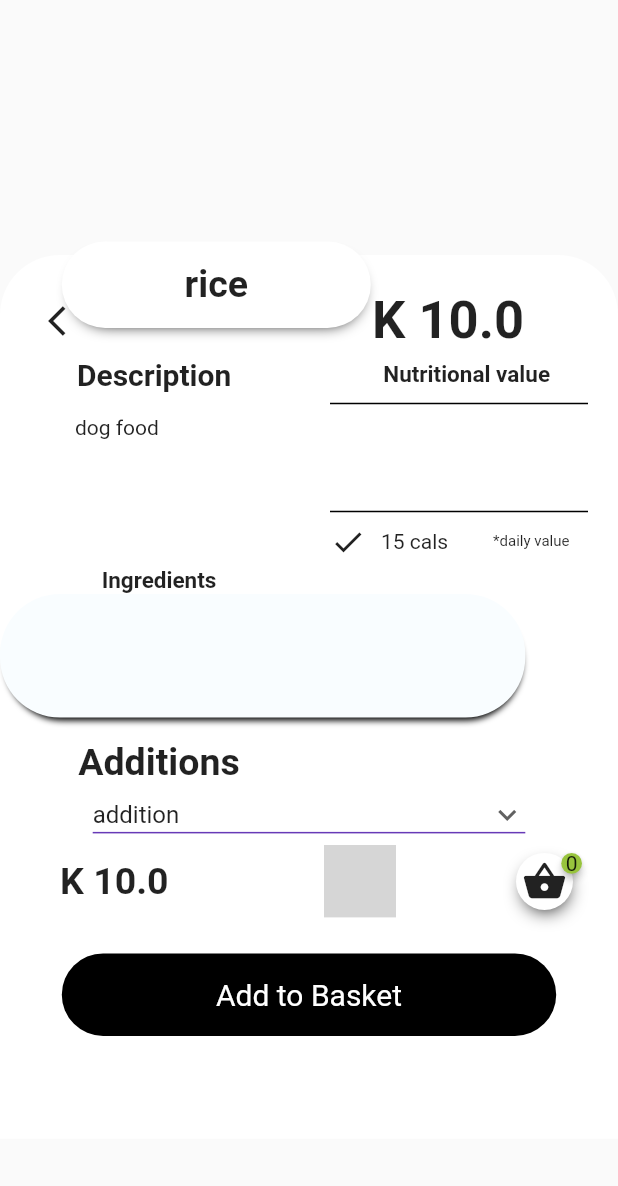
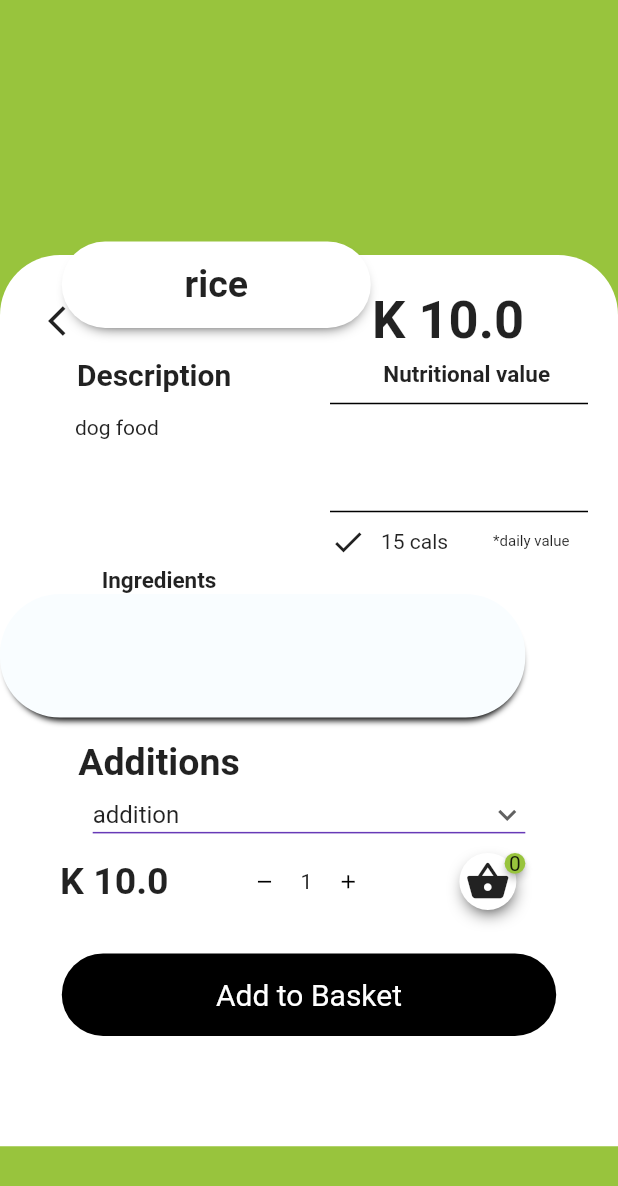
Before and after one commit to batsy3/veganic-foods-mobile, a Flutter app: the screen it shows after launch, on a phone screen of 412 x 824 dp. Shown: the top 1186 px of the screen. Run offline on Flutter 3.47's test engine with Material 2 defaults, Android fonts, the phone set to English and light mode, and no system bars; drawn by our look-alikes of badges; our stand-ins replace flutter_slidable, get; missing offline and left inert: flutter_number_picker, qr_code_scanner; Roboto replaces fonts that are missing (SF Pro Rounded); grey boxes are pictures that could not be loaded.

Commit message:
increment and decrement functionality

```diff
--- a/lib/screens/basket_page/components/list_widgets.dart
+++ b/lib/screens/basket_page/components/list_widgets.dart
@@ -6,13 +6,13 @@ class ListWidget extends StatefulWidget {
   final Product product;
   final Animation<double> animation;
   // final int quantity;
-  final int index;
+  // final int index;
   const ListWidget({
     Key? key,
     required this.product,
     required this.animation,
     // required this.quantity,
-    required this.index,
+    // required this.index,
   }) : super(key: key);
 
   @override
@@ -47,7 +47,7 @@ class _ListWidgetState extends State<ListWidget> {
                   style: TextStyle(fontSize: 20, fontWeight: FontWeight.bold),
                 ),
                 subtitle: Text(
-                  '${widget.product.price}',
+                  'k ${widget.product.price}',
                   style: TextStyle(fontWeight: FontWeight.bold, fontSize: 20),
                 ),
                 trailing: CustomNumberPicker(
--- a/lib/screens/details_page/components/product_class.dart
+++ b/lib/screens/details_page/components/product_class.dart
@@ -5,13 +5,13 @@ class Product {
   final int product_id;
   final String name;
   final String description;
-  final double price;
-   final int quantity;
+  double  price;
+  int quantity;
   final String image;
   final int category;
 
   // ignore: non_constant_identifier_names
-  const Product(
+   Product(
       // ignore: non_constant_identifier_names
       {required this.name,
       required this.product_id,
--- a/lib/screens/details_page/details.dart
+++ b/lib/screens/details_page/details.dart
@@ -36,16 +36,13 @@ class Details extends StatefulWidget {
 }
 
 class _DetailsState extends State<Details> {
-  var price;
+  late Product prod;
+  late double price;
+  late int _count;
   @override
   // ignore: must_call_super
   void initState() {
-    price = widget.price;
-  }
-
-  @override
-  Widget build(BuildContext context) {
-    Product item = Product(
+    prod = Product(
         name: widget.name,
         product_id: widget.product_id,
         description: widget.description,
@@ -53,17 +50,24 @@ class _DetailsState extends State<Details> {
         quantity: widget.quantity,
         image: widget.image,
         category: widget.category);
+    ;
+    price = prod.price;
+    _count = 1;
+  }
 
+  @override
+  Widget build(BuildContext context) {
     var additions = <String>['addition'];
     String val = additions[0].toString();
     Size size = MediaQuery.of(context).size;
     var init_price = widget.price;
     return Scaffold(
         body: Container(
-      // decoration: BoxDecoration(
-      //     color: bGcolor,
-      //     image: DecorationImage(
-      //         image: NetworkImage(widget.image), fit: BoxFit.fitHeight)),
+      decoration: BoxDecoration(
+        color: bGcolor,
+      ),
+      // image: DecorationImage(
+      //     image: NetworkImage(widget.image), fit: BoxFit.fitHeight)),
       child: Stack(children: [
         Column(
           children: [
@@ -72,7 +76,7 @@ class _DetailsState extends State<Details> {
             ),
             Container(
               width: size.width,
-              height: size.height * 0.715,
+              height: size.height * 0.721,
               decoration: const BoxDecoration(
                   color: Colors.white,
                   borderRadius: BorderRadius.only(
@@ -266,15 +270,18 @@ class _DetailsState extends State<Details> {
 
                   Row(
                     children: [
-                      Expanded(
-                        child: Container(
+                      Flex(
+                        direction: Axis.horizontal,
+                        children: [
+                          Container(
                             padding: EdgeInsets.only(left: 40),
                             child: Text(
-                            'K $price',
+                              'K ${price}',
                               style: const TextStyle(
                                   fontWeight: FontWeight.bold, fontSize: 25),
                             ),
                           ),
+                        ],
                       ),
                       SizedBox(
                         width: 40,
@@ -284,19 +291,39 @@ class _DetailsState extends State<Details> {
                         child: Flex(
                           direction: Axis.horizontal,
                           children: [
-                            CustomNumberPicker(
-                                onValue: (newvalue) {
+                            Row(
+                              children: [
+                                IconButton(
+                                    onPressed: () {
                                       setState(() {
-                                    price = (price + init_price);
+                                        _count--;
+                                        price -= init_price;
+                                        prod.price = price;
                                       });
-                                  print(price);
                                     },
-                                initialValue: 1,
-                                maxValue: 20,
-                                minValue: 1,
-                                step: 1),
+                                    icon: Icon(
+                                      Icons.remove,
+                                      size: 15,
+                                      color: Colors.black,
+                                    )),
+                                Text(_count.toString()),
+                                IconButton(
+                                    onPressed: () {
+                                      setState(() {
+                                        _count++;
+                                        price += init_price;
+                                        prod.price = price;
+                                      });
+                                    },
+                                    icon: Icon(
+                                      Icons.add,
+                                      size: 15,
+                                      color: Colors.black,
+                                    )),
+                              ],
+                            ),
                             const SizedBox(
-                              width: 80,
+                              width: 50,
                             ),
                             Container(
                               padding: EdgeInsets.all(4),
@@ -329,7 +356,8 @@ class _DetailsState extends State<Details> {
                       textColor: Colors.white,
                       bgColor: Colors.black,
                       onTap: () {
-                        context.read<Cart>().addtoCart(item);
+                        context.read<Cart>().addtoCart(prod);
+                        print(prod.price);
                         Navigator.pushNamed(context, Routes.cart);
                       },
                       fontWeight: FontWeight.normal,
@@ -397,3 +425,40 @@ class ingredient_images extends StatelessWidget {
     );
   }
 }
+                            // CustomNumberPicker(
+                            //   shape: Border.all(
+                            //     width: 0
+                            //       ),
+                            //     customAddButton: IconButton(
+                            //       icon: Icon(
+                            //         Icons.add,
+                            //         size: 13,
+                            //         color: Colors.black,
+                            //       ),
+                            //       onPressed: () {
+                            //         setState(() {
+                            //           price += init_price;
+                            //           prod.price = price;
+                            //         });
+                            //       },
+                            //     ),
+                            //     customMinusButton: IconButton(
+                            //       icon: Icon(
+                            //         Icons.remove,
+                            //         size: 13,
+                            //         color: Colors.black,
+                            //       ),
+                            //       onPressed: () {
+                            //         setState(() {
+                            //           price -= init_price;
+                            //           prod.price = price;
+                            //         });
+                            //       },
+                            //     ),
+                            //     onValue: (newvalue) {
+
+                            //     },
+                            //     initialValue: 1,
+                            //     maxValue: 20,
+                            //     minValue: 1,
+                            //     step: 1),
```
Also changed, not shown: lib/providers/cart_provider.dart (+8 -3 lines), lib/screens/basket_page/basket.dart (+19 -6 lines). Lines whose indentation alone changed are shown as unchanged.
